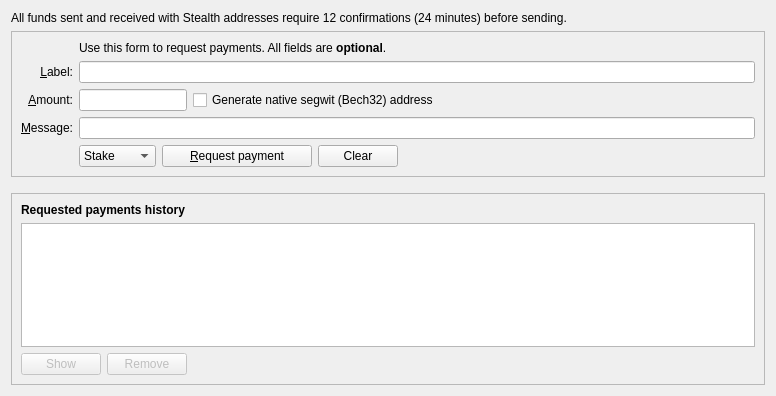
Bitcoin-Confidential/BitcoinC-Core, file src/qt/forms/receivecoinsdialog.ui: the form before one commit.
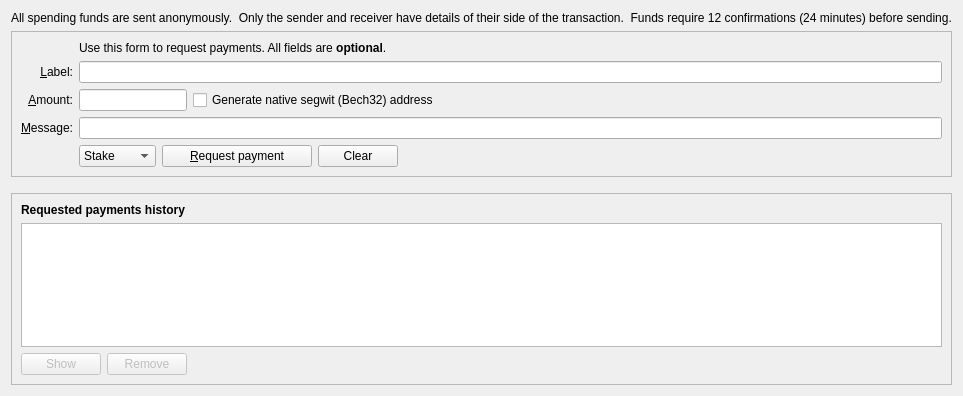
The form after the commit. Icons and pictures are not drawn. Custom widgets are drawn as their Qt base class.

```diff
--- a/src/qt/forms/receivecoinsdialog.ui
+++ b/src/qt/forms/receivecoinsdialog.ui
@@ -14,7 +14,7 @@
    <item>
 	<widget class="QLabel" name="receiveTabHeaderLabel">
 	   <property name="text">
-	   <string>All funds sent and received with Stealth addresses require 12 confirmations (24 minutes) before sending.</string>
+	   <string>All spending funds are sent anonymously.  Only the sender and receiver have details of their side of the transaction.  Funds require 12 confirmations (24 minutes) before sending.</string>
 	   </property>
 	</widget>
    </item>
```
